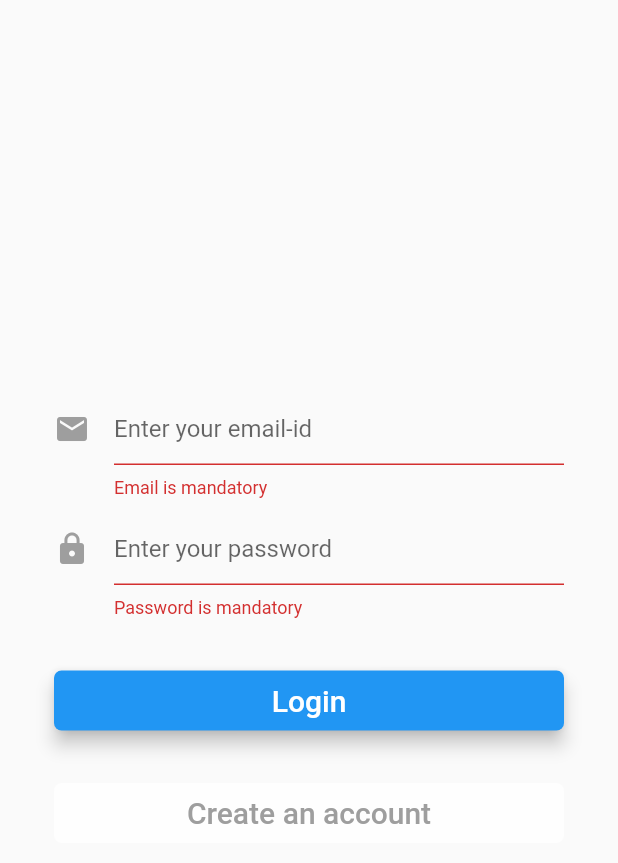
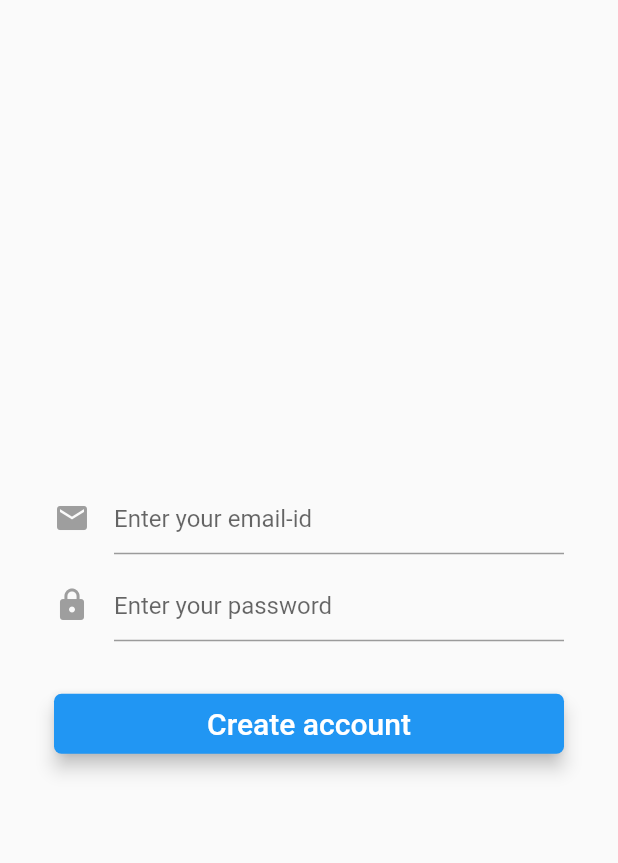
Before and after one commit to Abhi12Rathore/flutterChatApp, a Flutter app: the screen it shows after launch, after a tap on "Login", after a tap on "Create an account", on a phone screen of 412 x 824 dp. Shown: the top 863 px of the screen. Run offline on Flutter 3.47's test engine with Material 2 defaults, Android fonts, the phone set to English and light mode, and no system bars.

Commit message:
signup page and navigation

```diff
--- a/lib/main.dart
+++ b/lib/main.dart
@@ -1,5 +1,6 @@
 import 'package:flutter/cupertino.dart';
 import 'package:flutter/material.dart';
+import 'package:flutter/scheduler.dart';
 import 'package:flutter/services.dart';
 import 'signUp.dart';
 
@@ -17,7 +18,31 @@ class MyApp extends StatefulWidget {
 class _Login extends State<MyApp> {
   final _formKey = new GlobalKey<FormState>();
   String _email, _password;
+  final navigatorKey = GlobalKey<NavigatorState>();
 
+
+  final pagesRouteFactories = {
+    /*"/": () => MaterialPageRoute(
+      builder: (context) => Center(
+        child: Text("HomePage",style: Theme.of(context).textTheme.body1,),
+      ),
+    ),
+    "takeOff": () => MaterialPageRoute(
+      builder: (context) => Center(
+        child: Text("Take Off",style: Theme.of(context).textTheme.body1,),
+      ),
+    ),
+    "landing": () => MaterialPageRoute(
+      builder: (context) => Center(
+        child: Text("Landing",style: Theme.of(context).textTheme.body1,),
+      ),
+    ),
+    "settings": () => MaterialPageRoute(
+      builder: (context) => Center(
+        child: Text("Settings",style: Theme.of(context).textTheme.body1,),
+      ),
+    ),*/
+  };
   bool validateAndSave() {
     final form = _formKey.currentState;
     if (form.validate()) {
@@ -32,18 +57,25 @@ class _Login extends State<MyApp> {
 // perform firebase login and signup
     }
   }
+  Widget _buildBody() =>
+      MaterialApp(home: Scaffold(
+        body: Center(
+          child: Stack(
+            children: <Widget>[showForm()],
+          ),
+        ),
+      ),
+          navigatorKey: navigatorKey,
+          onGenerateRoute: (route) => pagesRouteFactories[route.name]()
+      );
 
   Widget build(BuildContext context) {
     SystemChrome.setEnabledSystemUIOverlays(SystemUiOverlay.values);
     return MaterialApp(
+        home: _buildBody(),
         debugShowCheckedModeBanner: false,
-        home: Scaffold(
-          body: Center(
-            child: Stack(
-              children: <Widget>[showForm()],
-            ),
-          ),
-        ));
+
+        );
   }
 
   Widget showForm() {
@@ -137,8 +169,8 @@ class _Login extends State<MyApp> {
             style: TextStyle(fontSize: 20.0, color: Colors.grey),
           ),
           onPressed: () {
-            Navigator.push(
-                context, MaterialPageRoute(builder: (context) => SignUp()));
+            navigatorKey.currentState.push(
+               MaterialPageRoute(builder: (context) => SignUp()));
           },
         ),
       ),
--- a/lib/signUp.dart
+++ b/lib/signUp.dart
@@ -10,14 +10,142 @@ class SignUp extends StatefulWidget {
 }
 
 class _Registration extends State<SignUp> {
+
+  final _formKey = new GlobalKey<FormState>();
+  String _email, _password;
+  final navigatorKey = GlobalKey<NavigatorState>();
+
+
+  final pagesRouteFactories = {
+    /*"/": () => MaterialPageRoute(
+      builder: (context) => Center(
+        child: Text("HomePage",style: Theme.of(context).textTheme.body1,),
+      ),
+    ),
+    "takeOff": () => MaterialPageRoute(
+      builder: (context) => Center(
+        child: Text("Take Off",style: Theme.of(context).textTheme.body1,),
+      ),
+    ),
+    "landing": () => MaterialPageRoute(
+      builder: (context) => Center(
+        child: Text("Landing",style: Theme.of(context).textTheme.body1,),
+      ),
+    ),
+    "settings": () => MaterialPageRoute(
+      builder: (context) => Center(
+        child: Text("Settings",style: Theme.of(context).textTheme.body1,),
+      ),
+    ),*/
+  };
+  bool validateAndSave() {
+    final form = _formKey.currentState;
+    if (form.validate()) {
+      form.save();
+      return true;
+    }
+    return false;
+  }
+
+  void _performLogin() {
+    if (validateAndSave()) {
+// perform firebase login and signup
+    }
+  }
+  Widget _buildBody() =>
+      MaterialApp(home: Scaffold(
+        body: Center(
+          child: Stack(
+            children: <Widget>[showForm()],
+          ),
+        ),
+      ),
+          navigatorKey: navigatorKey,
+          onGenerateRoute: (route) => pagesRouteFactories[route.name]()
+      );
+
   @override
   Widget build(BuildContext context) {
     SystemChrome.setEnabledSystemUIOverlays(SystemUiOverlay.values);
     return MaterialApp(
-        home: Scaffold(
-      body: Stack(
-        children: <Widget>[],
+      home: _buildBody(),
+      debugShowCheckedModeBanner: false,
+    );
+  }
+  Widget showForm() {
+    return new Container(
+      padding: EdgeInsets.all(16.0),
+      child: new Form(
+        key: _formKey,
+        child: new ListView(
+          shrinkWrap: true,
+          children: <Widget>[
+            emailField(),
+            passwordField(),
+            createAccount(),
+            //signUp()
+          ],
+        ),
       ),
-    ));
+    );
   }
+
+  Widget emailField() {
+    return Padding(
+      padding: const EdgeInsets.fromLTRB(20.0, 0.0, 20.0, 0.0),
+      child: new TextFormField(
+        maxLines: 1,
+        keyboardType: TextInputType.emailAddress,
+        autofocus: false,
+        decoration: new InputDecoration(
+            hintText: "Enter your email-id",
+            icon: new Icon(
+              Icons.mail,
+              color: Colors.grey,
+            )),
+        validator: (value) => value.isEmpty ? "Email is mandatory" : null,
+        onSaved: (value) => _email = value.trim(),
+      ),
+    );
+  }
+
+  Widget passwordField() {
+    return Padding(
+      padding: const EdgeInsets.fromLTRB(20, 10.0, 20.0, 0.0),
+      child: new TextFormField(
+        maxLines: 1,
+        keyboardType: TextInputType.visiblePassword,
+        obscureText: true,
+        autofocus: false,
+        decoration: new InputDecoration(
+            hintText: "Enter your password",
+            icon: new Icon(
+              Icons.lock,
+              color: Colors.grey,
+            )),
+        validator: (value) => value.isEmpty ? "Password is mandatory" : null,
+        onSaved: (value) => _password = value.trim(),
+      ),
+    );
+  }
+
+  Widget createAccount() {
+    return Padding(
+      padding: EdgeInsets.fromLTRB(20.0, 35.0, 20.0, 0.0),
+      child: SizedBox(
+        height: 40.0,
+        child: new RaisedButton(
+            elevation: 5.0,
+            shape: new RoundedRectangleBorder(
+                borderRadius: new BorderRadius.circular(5.0)),
+            color: Colors.blue,
+            child: new Text(
+              "Create account",
+              style: TextStyle(fontSize: 20.0, color: Colors.white),
+            ),
+            onPressed: _performLogin),
+      ),
+    );
+  }
+
 }
```
Also changed, not shown: 2 other files.
